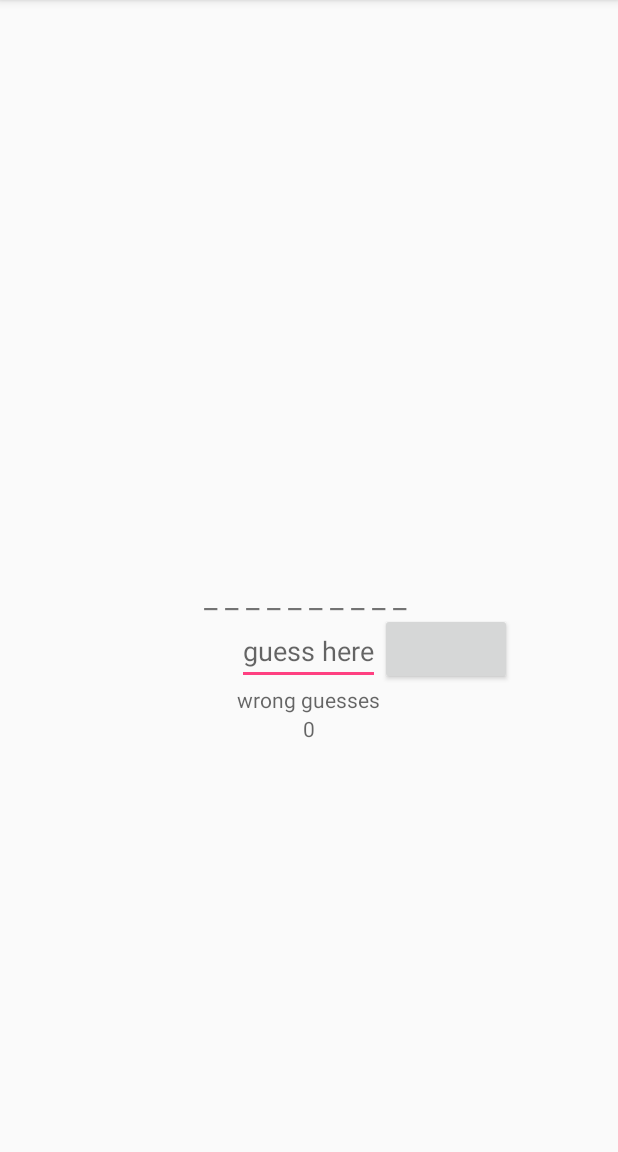
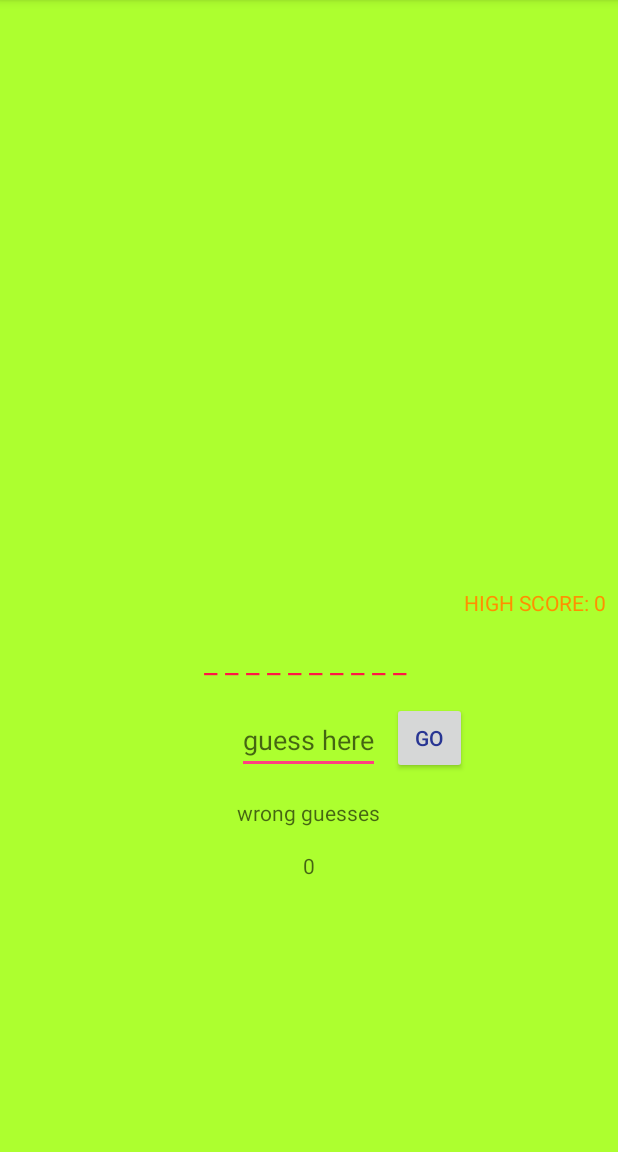
Before and after one commit to arunvedha/Hangman, an Android app: the GameActivity screen opened directly, with no data from a screen before it, on a phone screen of 412 x 824 dp, the part 84-1236 px from its top. Run offline under Robolectric (Android 15) with nearby library versions, the phone set to English and light mode, and no system bars.

Commit message:
2nd commit

```diff
--- a/app/src/main/res/layout/activity_game.xml
+++ b/app/src/main/res/layout/activity_game.xml
@@ -6,9 +6,11 @@
     xmlns:tools="http://schemas.android.com/tools"
     android:layout_width="match_parent"
     android:layout_height="match_parent"
+    android:background="#ADFF2F"
     android:orientation="vertical"
     tools:context=".GameActivity">
-    <TextView
+    <ImageView
+        android:id="@+id/image"
         android:layout_width="match_parent"
         android:layout_height="0dp"
         android:layout_weight="1"/>
@@ -22,7 +24,10 @@
         android:id="@+id/hangman"
         android:layout_width="wrap_content"
         android:layout_height="wrap_content"
+        android:textColor="#FF1744"
         android:layout_centerHorizontal="true"
+        android:layout_below="@id/high_score"
+        android:layout_margin="8dp"
         android:textSize="20dp"
        />
 
@@ -31,6 +36,8 @@
             android:layout_width="wrap_content"
             android:layout_height="wrap_content"
             android:layout_below="@+id/hangman"
+            android:layout_margin="8dp"
+            android:textColor="#283593"
             android:layout_centerHorizontal="true"
             android:hint="guess here" />
 
@@ -40,24 +47,48 @@
             android:layout_height="wrap_content"
             android:layout_below="@+id/gettext"
             android:hint="wrong guesses"
+            android:textColor="#283593"
+            android:layout_margin="8dp"
             android:layout_centerHorizontal="true"/>
 
         <TextView
             android:id="@+id/counter"
             android:layout_width="wrap_content"
             android:layout_height="wrap_content"
-            android:layout_marginLeft="8dp"
+            android:layout_margin="8dp"
             android:hint="0"
+            android:textColor="#283593"
             android:layout_below="@+id/wrong_guesses"
             android:layout_centerHorizontal="true"/>
         <Button
             android:id="@+id/check_guess"
-            android:layout_width="wrap_content"
+            android:layout_width="50dp"
+            android:text="go"
+            android:textColor="#283593"
             android:layout_height="wrap_content"
             android:layout_toRightOf="@+id/gettext"
             android:layout_alignBottom="@+id/gettext"/>
 
 
+        <TextView
+            android:id="@+id/score_text_view"
+            android:layout_width="wrap_content"
+            android:layout_height="wrap_content"
+            android:layout_below="@id/counter"
+            android:textColor="#283593"
+            android:layout_margin="8dp"
+            android:layout_centerHorizontal="true" />
+
+        <TextView
+            android:id="@+id/high_score"
+            android:layout_width="wrap_content"
+            android:layout_height="wrap_content"
+            android:textColor="#FF8F00"
+            android:text="HIGH SCORE: 0"
+            android:layout_margin="8dp"
+            android:layout_alignParentRight="true"/>
+
+
     </RelativeLayout>
 
 </LinearLayout>
```
